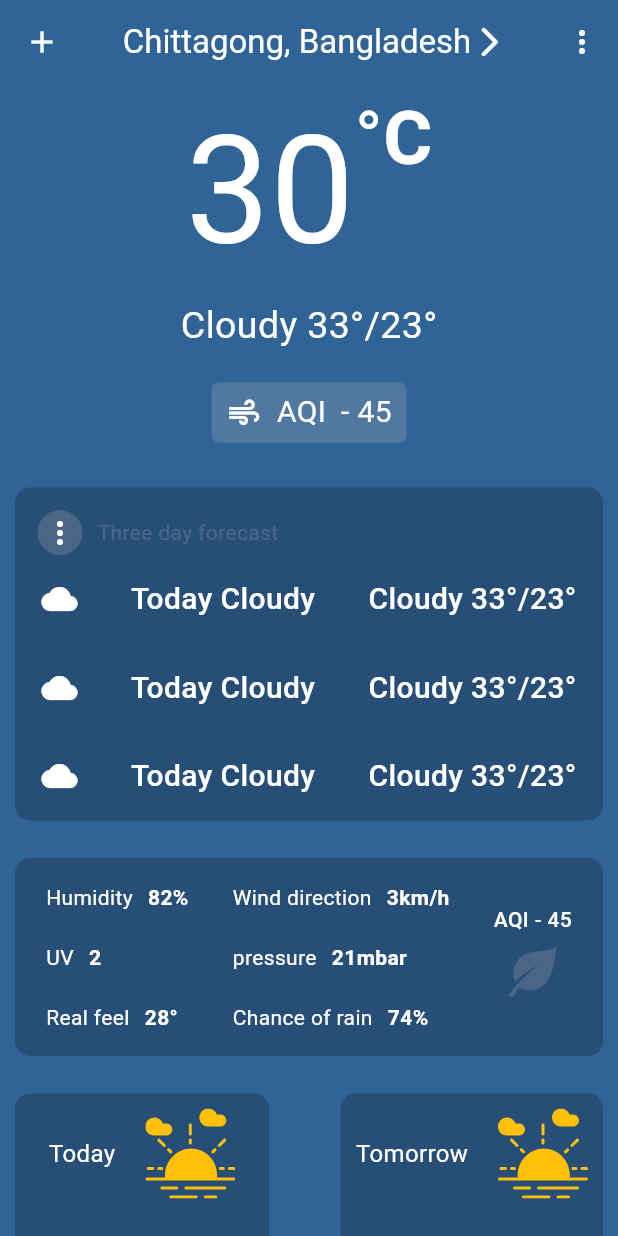
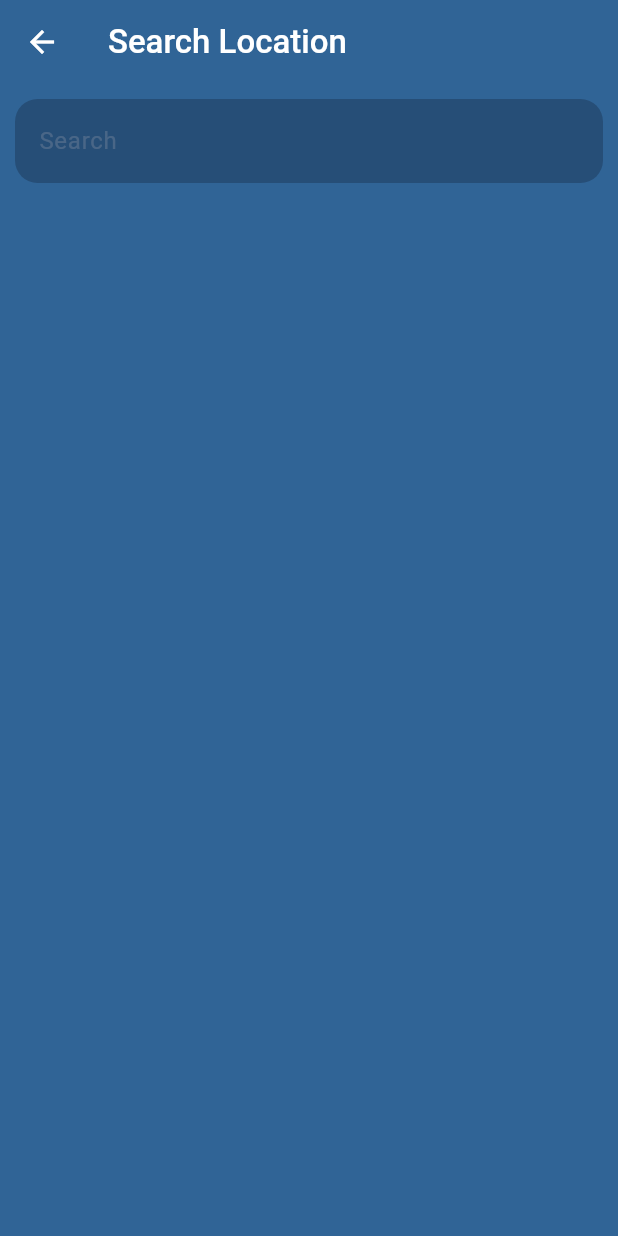
Before and after one commit to MdAshrafUllah/weather_app, a Flutter app: the screen it shows after launch, after a tap on the "add" icon, on a phone screen of 412 x 824 dp. Run offline on Flutter 3.47's test engine with Material 3 defaults, Android fonts, the light colour scheme and no system bars; our stand-ins replace flutter_svg, get, google_fonts; Roboto replaces fonts that are missing (Scada).

Commit message:
Search Screen UI Build

```diff
--- a/lib/view/screens/home_screen.dart
+++ b/lib/view/screens/home_screen.dart
@@ -1,6 +1,8 @@
 import 'package:flutter/material.dart';
 import 'package:flutter_svg/flutter_svg.dart';
+import 'package:get/get.dart';
 import 'package:google_fonts/google_fonts.dart';
+import 'package:weather_app/view/screens/search_screen.dart';
 import 'package:weather_app/view/utility/app_colors.dart';
 import 'package:weather_app/view/utility/assets_path.dart';
 import 'package:weather_app/view/widgets/app_bar_style.dart';
@@ -24,7 +26,9 @@ class _HomeScreenState extends State<HomeScreen> {
         'Chittagong, Bangladesh',
         arrow: true,
         leadingIcon: IconButton(
-          onPressed: () {},
+          onPressed: () {
+            Get.to(() => const SearchScreen());
+          },
           icon: const Icon(Icons.add),
         ),
       ),
--- /dev/null
+++ b/lib/view/screens/search_screen.dart
@@ -0,0 +1,58 @@
+import 'package:flutter/material.dart';
+import 'package:flutter/widgets.dart';
+import 'package:google_fonts/google_fonts.dart';
+import 'package:weather_app/view/utility/app_colors.dart';
+
+class SearchScreen extends StatefulWidget {
+  const SearchScreen({super.key});
+
+  @override
+  State<SearchScreen> createState() => _SearchScreenState();
+}
+
+class _SearchScreenState extends State<SearchScreen> {
+  final TextEditingController _searchText = TextEditingController();
+  @override
+  Widget build(BuildContext context) {
+    return Scaffold(
+      backgroundColor: AppColors.primaryColor,
+      appBar: AppBar(
+        backgroundColor: AppColors.transparentColor,
+        foregroundColor: AppColors.secondaryColor,
+        title: Text(
+          "Search Location",
+          style: GoogleFonts.roboto(
+              textStyle: const TextStyle(
+            fontWeight: FontWeight.w500,
+          )),
+        ),
+      ),
+      body: Padding(
+        padding: const EdgeInsets.all(10.0),
+        child: Column(
+          children: [
+            TextField(
+              controller: _searchText,
+              cursorColor: AppColors.secondaryColor,
+              decoration: InputDecoration(
+                hintText: 'Search',
+                hintStyle: TextStyle(
+                  color: AppColors.offWhiteColor,
+                ),
+                border: OutlineInputBorder(
+                  borderRadius: BorderRadius.circular(15),
+                  borderSide: BorderSide.none,
+                ),
+                filled: true,
+                fillColor: AppColors.shadeColor,
+              ),
+              style: const TextStyle(
+                color: AppColors.secondaryColor,
+              ),
+            )
+          ],
+        ),
+      ),
+    );
+  }
+}
```
